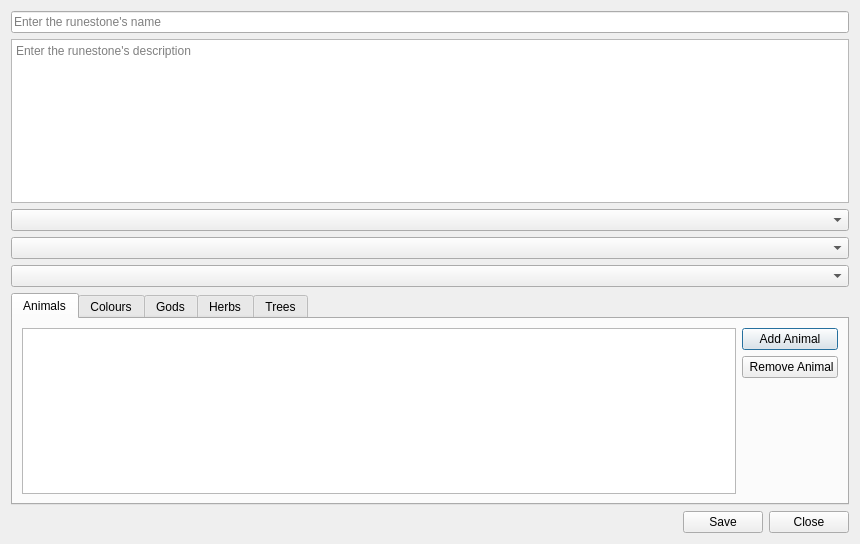
This is runestones/runestoneform.ui in RichardGladman/book-of-shadows-qt as Qt 5 draws it before an edit. The edited form follows.
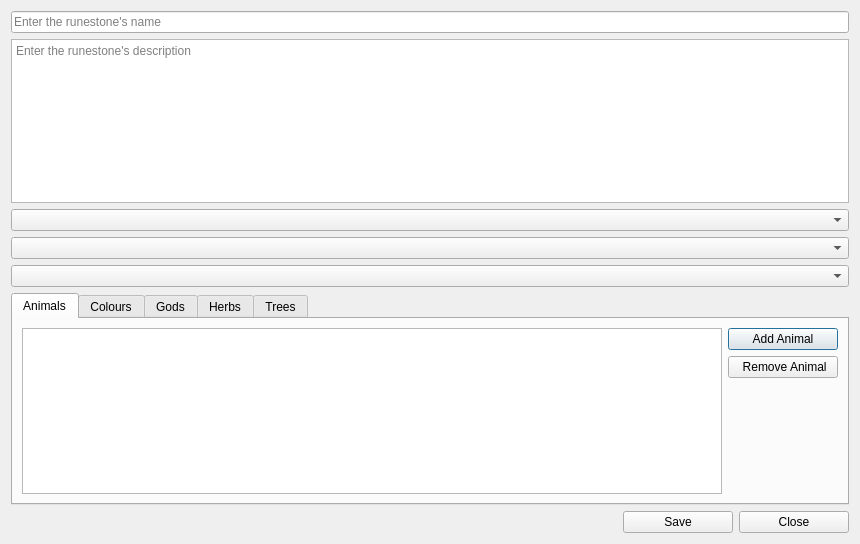
This is the edited form.

Commit message: Fix size of buttons width

```diff
--- a/runestones/runestoneform.ui
+++ b/runestones/runestoneform.ui
@@ -39,6 +39,12 @@
    </item>
    <item>
     <widget class="QTabWidget" name="tabWidget">
+     <property name="sizePolicy">
+      <sizepolicy hsizetype="Expanding" vsizetype="Expanding">
+       <horstretch>0</horstretch>
+       <verstretch>0</verstretch>
+      </sizepolicy>
+     </property>
      <property name="currentIndex">
       <number>0</number>
      </property>
@@ -54,6 +60,24 @@
         <layout class="QVBoxLayout" name="verticalLayout_2">
          <item>
           <widget class="QPushButton" name="addAnimalButton">
+           <property name="sizePolicy">
+            <sizepolicy hsizetype="Fixed" vsizetype="Fixed">
+             <horstretch>0</horstretch>
+             <verstretch>0</verstretch>
+            </sizepolicy>
+           </property>
+           <property name="minimumSize">
+            <size>
+             <width>110</width>
+             <height>0</height>
+            </size>
+           </property>
+           <property name="maximumSize">
+            <size>
+             <width>110</width>
+             <height>16777215</height>
+            </size>
+           </property>
            <property name="text">
             <string>Add Animal</string>
            </property>
@@ -61,6 +85,24 @@
          </item>
          <item>
           <widget class="QPushButton" name="removeAnimalButton">
+           <property name="sizePolicy">
+            <sizepolicy hsizetype="Fixed" vsizetype="Fixed">
+             <horstretch>0</horstretch>
+             <verstretch>0</verstretch>
+            </sizepolicy>
+           </property>
+           <property name="minimumSize">
+            <size>
+             <width>110</width>
+             <height>0</height>
+            </size>
+           </property>
+           <property name="maximumSize">
+            <size>
+             <width>110</width>
+             <height>16777215</height>
+            </size>
+           </property>
            <property name="text">
             <string> Remove Animal</string>
            </property>
@@ -266,6 +308,18 @@
      </item>
      <item>
       <widget class="QPushButton" name="saveButton">
+       <property name="minimumSize">
+        <size>
+         <width>110</width>
+         <height>0</height>
+        </size>
+       </property>
+       <property name="maximumSize">
+        <size>
+         <width>110</width>
+         <height>16777215</height>
+        </size>
+       </property>
        <property name="text">
         <string>Save</string>
        </property>
@@ -273,6 +327,18 @@
      </item>
      <item>
       <widget class="QPushButton" name="closeButton">
+       <property name="minimumSize">
+        <size>
+         <width>110</width>
+         <height>0</height>
+        </size>
+       </property>
+       <property name="maximumSize">
+        <size>
+         <width>110</width>
+         <height>16777215</height>
+        </size>
+       </property>
        <property name="text">
         <string>Close</string>
        </property>
```
Left out of the diff: 144 changed lines with no effect on the pictures.
